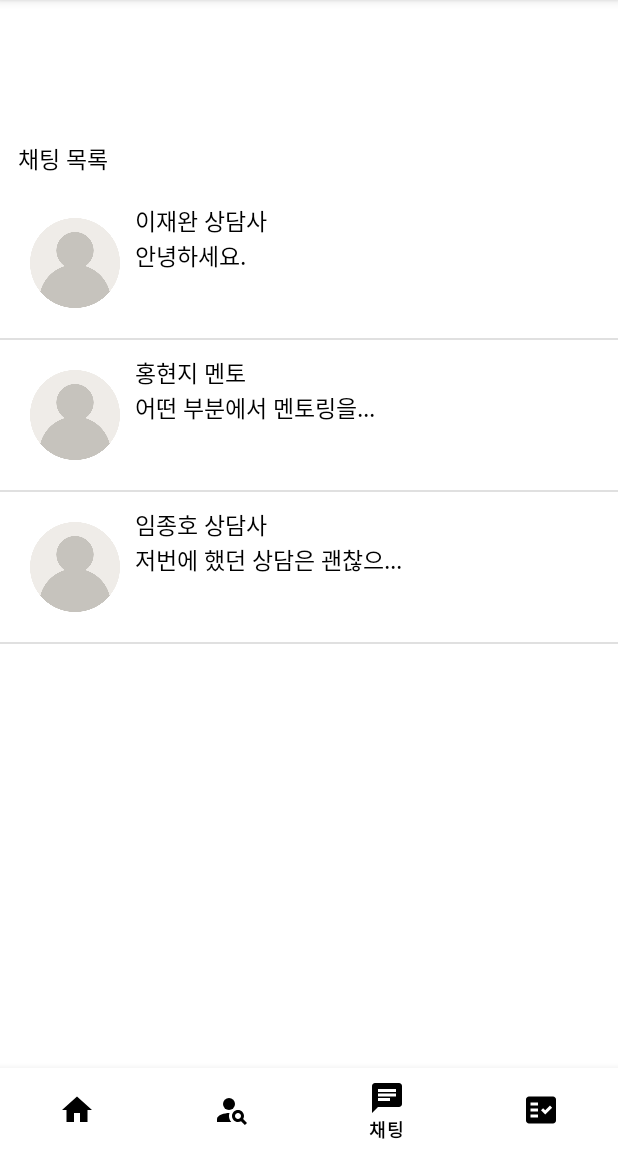
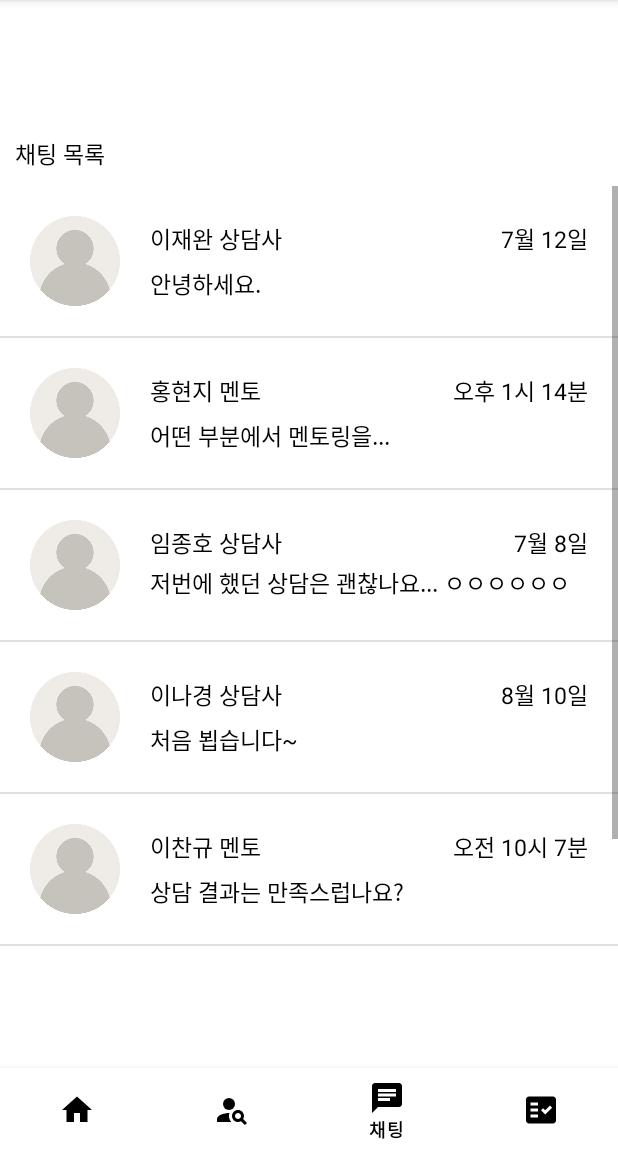
Before and after one commit to YeejaeWan/LifeGuide, an Android app: the screen it shows after launch (MainActivity), item 3 of the bottom bar chosen, on a phone screen of 412 x 824 dp, the part 84-1236 px from its top. Run offline under Robolectric (Android 15) with nearby library versions, the phone set to English and light mode, and no system bars; pictures from the network do not load.

Commit message:
진행중

```diff
--- a/app/src/main/java/com/example/lifeguide/Frag3.java
+++ b/app/src/main/java/com/example/lifeguide/Frag3.java
@@ -23,15 +23,18 @@ class Item {
     final private int image;
     final private String name;
     final private String message;
+    final private String time;
 
     public int getImage(){return image;}
     public String getName(){return name;}
     public String getMessage(){return message;}
+    public String getTime(){return time;}
 
-    public Item(int image, String name, String message){
+    public Item(int image, String name, String message, String time){
         this.image = image;
         this.name = name;
         this.message = message;
+        this.time = time;
     }
 }
 
@@ -82,6 +85,8 @@ class Frag3Adapter extends BaseAdapter {
         TextView message = (TextView)convertView.findViewById(R.id.message);
         message.setText(item.getMessage());
 
+        TextView time = (TextView)convertView.findViewById(R.id.time);
+        time.setText(item.getTime());
 
         return convertView;
     }
@@ -100,13 +105,19 @@ public class Frag3 extends Fragment {
         ListView listviewChat = view.findViewById(R.id.listview_chat);
         ArrayList<Item> data = new ArrayList<>();
 
-        Item person1 = new Item(R.drawable.profile, "이재완 상담사", "안녕하세요.");
-        Item person2 = new Item(R.drawable.profile, "홍현지 멘토", "어떤 부분에서 멘토링을...");
-        Item person3 = new Item(R.drawable.profile, "임종호 상담사", "저번에 했던 상담은 괜찮으...");
+        Item person1 = new Item(R.drawable.profile, "이재완 상담사", "안녕하세요.", "7월 12일");
+        Item person2 = new Item(R.drawable.profile, "홍현지 멘토", "어떤 부분에서 멘토링을...", "오후 1시 14분");
+        Item person3 = new Item(R.drawable.profile, "임종호 상담사", "저번에 했던 상담은 괜찮나요... ㅇㅇㅇㅇㅇㅇㅇㅇㅇㅇㅇㅇㅇㅇㅇㅇ", "7월 8일");
+        Item person4 = new Item(R.drawable.profile, "이나경 상담사", "처음 뵙습니다~", "8월 10일");
+        Item person5 = new Item(R.drawable.profile, "이찬규 멘토", "상담 결과는 만족스럽나요?", "오전 10시 7분");
+        Item person6 = new Item(R.drawable.profile, "김유진 상담사", "다음에 언제 시간이 되시나요...", "12월 25일");
 
         data.add(person1);
         data.add(person2);
         data.add(person3);
+        data.add(person4);
+        data.add(person5);
+        data.add(person6);
 
         Frag3Adapter adapter = new Frag3Adapter(getActivity(), R.layout.frag3_item, data);
 
--- a/app/src/main/res/layout/frag3.xml
+++ b/app/src/main/res/layout/frag3.xml
@@ -11,14 +11,15 @@
         android:text="채팅 목록"
         android:textSize="15sp"
         android:textColor="@color/black"
-        android:layout_marginTop="67dp"
-        android:layout_marginStart="12dp"
-        android:layout_marginBottom="8dp"/>
+        android:layout_marginTop="@android:dimen/notification_large_icon_height"
+        android:layout_marginStart="10dp"
+        android:layout_marginBottom="10dp"/>
 
     <ListView
         android:id="@+id/listview_chat"
         android:layout_width="match_parent"
-        android:layout_height="match_parent">
+        android:layout_height="match_parent"
+        android:layout_marginBottom="@android:dimen/app_icon_size">
     </ListView>
 
 </LinearLayout>
--- a/app/src/main/res/layout/frag3_item.xml
+++ b/app/src/main/res/layout/frag3_item.xml
@@ -10,27 +10,44 @@
         android:id="@+id/image"
         android:layout_width="60dp"
         android:layout_height="100dp"
-        android:layout_marginLeft="20dp"/>
+        android:layout_marginStart="20dp"/>
 
     <LinearLayout
         android:layout_width="match_parent"
         android:layout_height="100dp"
-        android:padding="10dp"
-        android:orientation="vertical">
+        android:orientation="vertical"
+        android:padding="20dp">
 
-        <TextView
-            android:id="@+id/name"
+        <LinearLayout
             android:layout_width="match_parent"
-            android:layout_height="wrap_content"
-            android:textSize="15sp"
-            android:textColor="@color/black"/>
+            android:layout_height="30dp"
+            android:orientation="horizontal">
+
+            <TextView
+                android:id="@+id/name"
+                android:layout_width="180dp"
+                android:layout_height="match_parent"
+                android:gravity="center|start"
+                android:textColor="@color/black"
+                android:textSize="15sp"/>
+
+            <TextView
+                android:id="@+id/time"
+                android:layout_width="match_parent"
+                android:layout_height="match_parent"
+                android:gravity="center|end"
+                android:textColor="@color/black"
+                android:textSize="15sp"/>
+
+        </LinearLayout>
 
         <TextView
             android:id="@+id/message"
             android:layout_width="match_parent"
-            android:layout_height="wrap_content"
-            android:textSize="15sp"
-            android:textColor="@color/black"/>
+            android:layout_height="match_parent"
+            android:gravity="center|start"
+            android:textColor="@color/black"
+            android:textSize="15sp" />
 
     </LinearLayout>
 
```
